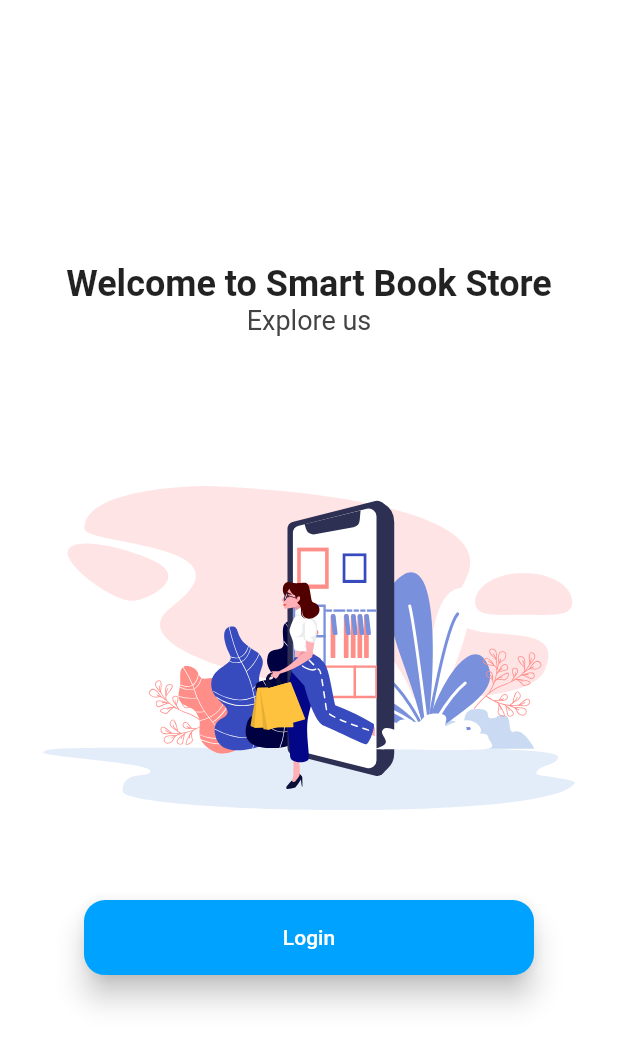
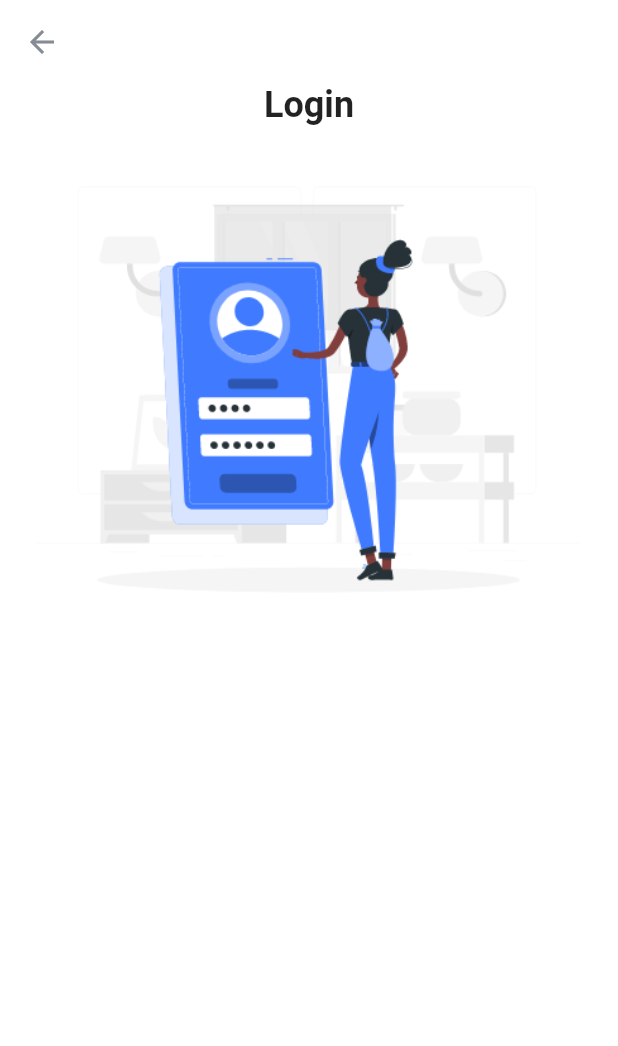
Before and after one commit to khangbdd/BookStore, a Flutter app: the screen it shows after launch, on a phone screen of 412 x 824 dp. Shown: the top 1046 px of the screen. Run offline on Flutter 3.47's test engine with Material 2 defaults, Android fonts, the phone set to English and light mode, and no system bars; our stand-ins replace flutter_svg; Roboto replaces fonts that are missing (Roboto-Regular).

Commit message:
Complete title and picture

```diff
--- a/lib/constraint/colors.dart
+++ b/lib/constraint/colors.dart
@@ -1,4 +1,4 @@
 import 'package:flutter/material.dart';
 
     const lightBlue = Color(0xff00a2ff);
-    const lightGray = Color(0xFF434343);
+    const lightGray = Color(0xFF858C94);
--- /dev/null
+++ b/lib/constraint/icon.dart
@@ -0,0 +1,3 @@
+import 'package:flutter/material.dart';
+
+const iconBackArrow = Icon(Icons.arrow_back);
--- a/lib/main.dart
+++ b/lib/main.dart
@@ -1,4 +1,5 @@
 
+import 'package:book_store/screen/Login/login_screen.dart';
 import 'package:book_store/screen/welcome/welcome_screen.dart';
 import 'package:flutter/material.dart';
 
@@ -27,7 +28,7 @@ class MyApp extends StatelessWidget {
         // is not restarted.
         primarySwatch: Colors.blue,
       ),
-      home: WelcomeScreen(),
+      home: LoginScreen(),
     );
   }
 }
--- /dev/null
+++ b/lib/screen/Login/Components/body.dart
@@ -0,0 +1,29 @@
+import 'package:book_store/constraint/dimen.dart';
+import 'package:flutter/cupertino.dart';
+import 'package:flutter/material.dart';
+
+class Body extends StatelessWidget {
+  @override
+  Widget build(BuildContext context) {
+    return Container(
+      padding: EdgeInsets.symmetric(horizontal: defaultMargin),
+      constraints: BoxConstraints.expand(),
+      color: Colors.white,
+      child: SingleChildScrollView(
+        child: Column(
+          children: <Widget>[
+            Text(
+              'Login',
+              style: TextStyle(
+                  fontSize: testMedium,
+                  fontFamily: 'Roboto',
+                  fontWeight: FontWeight.bold),
+            ),
+            SizedBox(height: 40),
+            Image.asset('assets/images/img_login.png')
+          ],
+        ),
+      ),
+    );
+  }
+}
--- /dev/null
+++ b/lib/screen/Login/login_screen.dart
@@ -0,0 +1,27 @@
+import 'package:book_store/constraint/colors.dart';
+import 'package:book_store/constraint/icon.dart';
+import 'package:book_store/screen/Login/Components/body.dart';
+import 'package:flutter/material.dart';
+
+class LoginScreen extends StatefulWidget {
+  @override
+  _LoginScreenState createState() => _LoginScreenState();
+}
+
+class _LoginScreenState extends State<LoginScreen> {
+  @override
+  Widget build(BuildContext context) {
+    return Scaffold(
+      appBar: buildAppBar(),
+      body: Body(),
+    );
+  }
+  AppBar buildAppBar()
+  {
+    return AppBar(
+      backgroundColor: Colors.white,
+      elevation: 0,
+      leading: IconButton(icon: iconBackArrow, onPressed: () {}, color: lightGray),
+    );
+  }
+}
--- a/pubspec.yaml
+++ b/pubspec.yaml
@@ -52,6 +52,8 @@ flutter:
   assets:
     - assets/images/ic_splash.png
     - assets/images/img_wellcome.svg
+    - assets/images/img_login.png
+    - - assets/images/img_login.svg
 
   # An image asset can refer to one or more resolution-specific "variants", see
   # https://flutter.dev/assets-and-images/#resolution-aware.
```
Also changed, not shown: assets/images/img_login.png (added), assets/images/img_login.svg.
